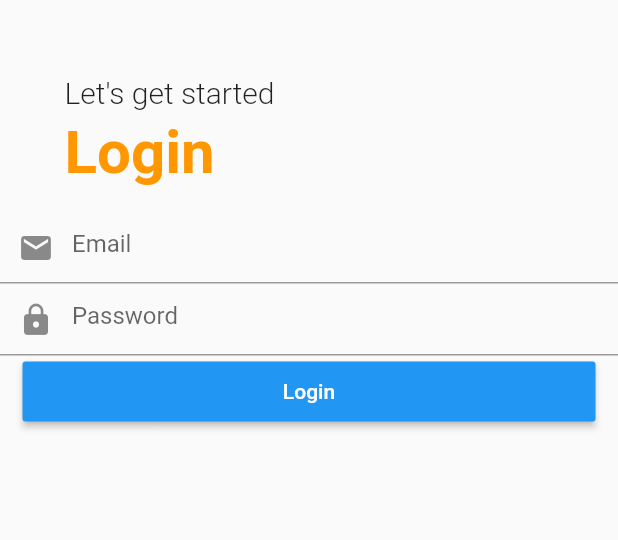
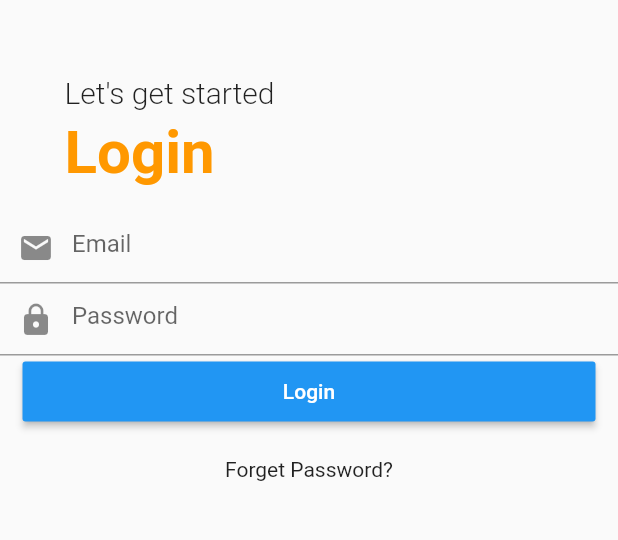
Before and after one commit to ErPrabin/smartcric-mobile-, a Flutter app: the screen it shows after launch, on a phone screen of 412 x 824 dp, the part 225-765 px from its top. Run offline on Flutter 3.47's test engine with Material 2 defaults, Android fonts, the light colour scheme and no system bars; our stand-ins replace shared_preferences.

Commit message:
forget password text added in login page

```diff
--- a/lib/view/auth/login.dart
+++ b/lib/view/auth/login.dart
@@ -132,6 +132,15 @@ class _LogInState extends State<LogIn> {
                                     userp.login(email, password);
                                   }
                                 }),
+                            SizedBox(
+                              height: 20,
+                            ),
+                            InkWell(
+                              child: Text('Forget Password?'),
+                              onTap: () {
+                                print('forget password');
+                              },
+                            )
                           ],
                         ),
                       ),
```
